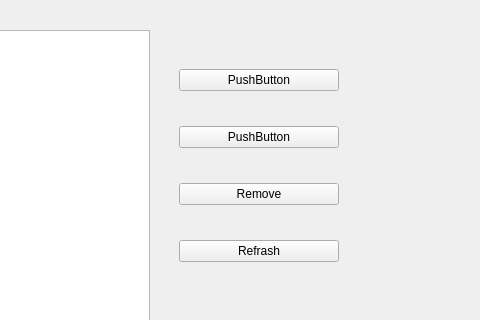
Old version of the form src/rqt_media_manager_control/resource/media_manager.ui in the repository robobe/ros2_media_manager; both pictures show x 251 to 731 and y 0 to 320 of the 731 by 426 pixel window.
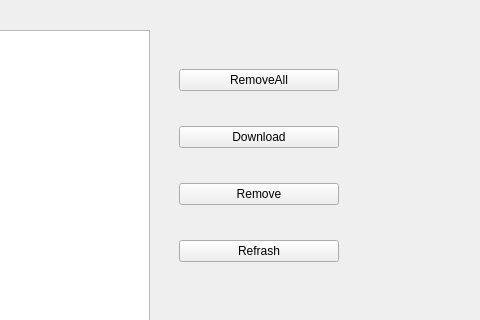
New version of the form.

Commit message: download and remove all functions

The edit to the form file:
```diff
--- a/src/rqt_media_manager_control/resource/media_manager.ui
+++ b/src/rqt_media_manager_control/resource/media_manager.ui
@@ -26,14 +26,14 @@
     <item>
      <widget class="QPushButton" name="pushButton">
       <property name="text">
-       <string>PushButton</string>
+       <string>RemoveAll</string>
       </property>
      </widget>
     </item>
     <item>
      <widget class="QPushButton" name="pushButton_2">
       <property name="text">
-       <string>PushButton</string>
+       <string>Download</string>
       </property>
      </widget>
     </item>
```
Left out of the diff: 4 changed lines with no effect on the pictures. The commit also changes 4 other files.
